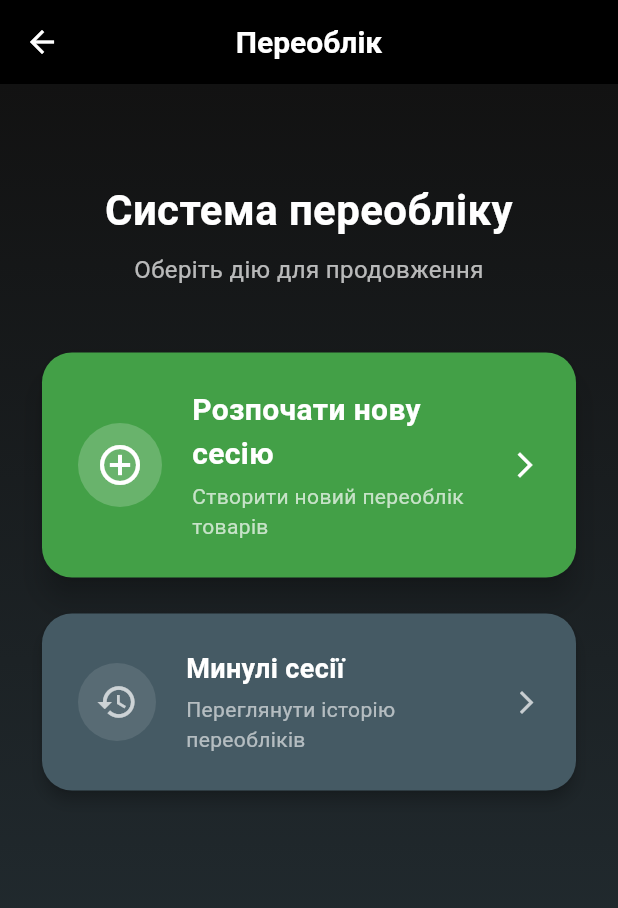
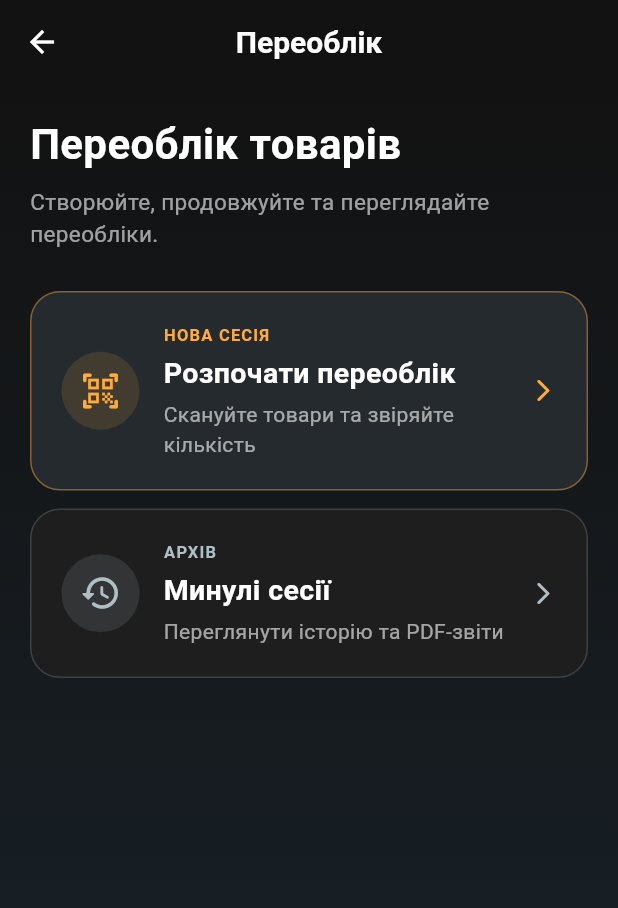
Before and after one commit to 1TaPXyH1/scanernew_testAdmin_jinsovik, a Flutter app: the RecountMainScreen screen opened directly, on a phone screen of 412 x 824 dp. Shown: the top 908 px of the screen. Run offline on Flutter 3.47's test engine with Material 3 defaults, Android fonts, the phone set to English and light mode, and no system bars; our stand-ins replace connectivity_plus, package_info_plus, pdf, printing, vibration; missing offline and left inert: mobile_scanner.

Commit message:
Refresh recount design and constrain scan area

```diff
--- a/lib/recount/recount_main_screen.dart
+++ b/lib/recount/recount_main_screen.dart
@@ -1,236 +1,202 @@
 import 'package:flutter/material.dart';
 import 'package:provider/provider.dart';
+
 import '../services/session_storage.dart';
-import 'recount_session_manager.dart';
 import 'recount_new_scan_screen.dart';
 import 'recount_past_sessions_screen.dart';
+import 'recount_session_manager.dart';
 
 class RecountMainScreen extends StatelessWidget {
-  const RecountMainScreen({Key? key}) : super(key: key);
+  const RecountMainScreen({super.key});
 
   @override
   Widget build(BuildContext context) {
-    final storage = context.watch<SessionStorage>();
+    final activeSession = context.watch<SessionStorage>().currentSession;
 
-    final activeSession = storage.currentSession;
     return Scaffold(
+      backgroundColor: const Color(0xFF121212),
       appBar: AppBar(
-        backgroundColor: Colors.black,
-        title: const Text(
-          'Переоблік',
-          style: TextStyle(color: Colors.white, fontWeight: FontWeight.bold),
-        ),
+        backgroundColor: const Color(0xFF121212),
+        elevation: 0,
+        title: const Text('Переоблік'),
         leading: IconButton(
           icon: const Icon(Icons.arrow_back, color: Colors.white),
           onPressed: () => Navigator.of(context).pop(),
         ),
-        elevation: 0,
       ),
-      body: Container(
-        decoration: BoxDecoration(
+      body: DecoratedBox(
+        decoration: const BoxDecoration(
           gradient: LinearGradient(
-            colors: [const Color(0xFF121212), Colors.blueGrey.shade900],
+            colors: [Color(0xFF121212), Color(0xFF19232B)],
             begin: Alignment.topCenter,
             end: Alignment.bottomCenter,
           ),
         ),
         child: SafeArea(
-          child: Padding(
-            padding: const EdgeInsets.all(24.0),
-            child: Column(
-              crossAxisAlignment: CrossAxisAlignment.stretch,
+          top: false,
+          child: ListView(
+            padding: const EdgeInsets.fromLTRB(20, 20, 20, 32),
             children: [
-                const SizedBox(height: 40),
               const Text(
-                  'Система переобліку',
+                'Переоблік товарів',
                 style: TextStyle(
                   fontSize: 28,
-                    fontWeight: FontWeight.bold,
+                  fontWeight: FontWeight.w700,
                   color: Colors.white,
                 ),
-                  textAlign: TextAlign.center,
               ),
               const SizedBox(height: 8),
               const Text(
-                  'Оберіть дію для продовження',
-                  style: TextStyle(fontSize: 16, color: Colors.white70),
-                  textAlign: TextAlign.center,
+                'Створюйте, продовжуйте та переглядайте переобліки.',
+                style: TextStyle(fontSize: 15, color: Colors.white60),
               ),
-                const SizedBox(height: 40),
-
+              const SizedBox(height: 28),
               if (activeSession != null) ...[
-                  Card(
-                    elevation: 8,
-                    color: Colors.orange.shade700,
-                    shape: RoundedRectangleBorder(
-                      borderRadius: BorderRadius.circular(20),
-                    ),
-                    child: InkWell(
-                      borderRadius: BorderRadius.circular(20),
+                _RecountActionCard(
+                  icon: Icons.play_arrow_rounded,
+                  accent: Colors.orangeAccent,
+                  eyebrow: 'НЕЗАВЕРШЕНИЙ ПЕРЕОБЛІК',
+                  title: 'Продовжити сесію',
+                  description: 'Повернутися до збережених товарів',
                   onTap: () {
-                        final sessionManager = context.read<RecountSessionManager>();
-                        sessionManager.loadSession(activeSession.id);
+                    context
+                        .read<RecountSessionManager>()
+                        .loadSession(activeSession.id);
                     Navigator.of(context).push(
                       MaterialPageRoute(
-                            builder: (context) => RecountNewScanScreen(
+                        builder: (_) => RecountNewScanScreen(
                           sessionId: activeSession.id,
                           sessionIds: [activeSession.id],
                         ),
                       ),
                     );
                   },
-                      child: Container(
-                        padding: const EdgeInsets.all(24),
-                        child: Row(
-                          children: [
-                            Container(
-                              decoration: const BoxDecoration(
-                                color: Color(0x33FFFFFF),
-                                shape: BoxShape.circle,
                 ),
-                              padding: const EdgeInsets.all(12),
-                              child: const Icon(Icons.play_arrow, color: Colors.white, size: 32),
-                            ),
-                            const SizedBox(width: 20),
-                            const Expanded(
-                              child: Column(
-                                crossAxisAlignment: CrossAxisAlignment.start,
-                                children: [
-                                  Text(
-                                    'Продовжити сесію',
-                                    style: TextStyle(fontSize: 20, fontWeight: FontWeight.bold, color: Colors.white),
-                                  ),
-                                  SizedBox(height: 4),
-                                  Text(
-                                    'Є незавершений переоблік',
-                                    style: TextStyle(fontSize: 14, color: Colors.white70),
-                                  ),
+                const SizedBox(height: 12),
               ],
-                              ),
-                            ),
-                            const Icon(Icons.arrow_forward_ios, color: Colors.white, size: 20),
-                          ],
-                        ),
-                      ),
-                    ),
-                  ),
-                  const SizedBox(height: 16),
-                ],
-
-                Card(
-                  elevation: 8,
-                  color: Colors.green.shade600,
-                  shape: RoundedRectangleBorder(
-                    borderRadius: BorderRadius.circular(20),
-                  ),
-                  child: InkWell(
-                    borderRadius: BorderRadius.circular(20),
+              _RecountActionCard(
+                icon: Icons.qr_code_scanner_rounded,
+                accent: Colors.orangeAccent,
+                eyebrow: 'НОВА СЕСІЯ',
+                title: 'Розпочати переоблік',
+                description: 'Скануйте товари та звіряйте кількість',
+                prominent: true,
                 onTap: () async {
-                      final sessionManager = context.read<RecountSessionManager>();
-                      final sessionId = await sessionManager.startNewSession();
+                  final sessionId = await context
+                      .read<RecountSessionManager>()
+                      .startNewSession();
                   if (!context.mounted) return;
                   Navigator.of(context).push(
                     MaterialPageRoute(
-                          builder: (context) => RecountNewScanScreen(
+                      builder: (_) => RecountNewScanScreen(
                         sessionId: sessionId,
                         sessionIds: [sessionId],
                       ),
                     ),
                   );
                 },
-                    child: Container(
-                      padding: const EdgeInsets.all(24),
-                      child: Row(
-                        children: [
-                          Container(
-                            decoration: const BoxDecoration(
-                              color: Color(0x33FFFFFF),
-                              shape: BoxShape.circle,
               ),
-                            padding: const EdgeInsets.all(12),
-                            child: const Icon(Icons.add_circle_outline, color: Colors.white, size: 32),
-                          ),
-                          const SizedBox(width: 20),
-                          const Expanded(
-                            child: Column(
-                              crossAxisAlignment: CrossAxisAlignment.start,
-                              children: [
-                                Text(
-                                  'Розпочати нову сесію',
-                                  style: TextStyle(fontSize: 20, fontWeight: FontWeight.bold, color: Colors.white),
-                                ),
-                                SizedBox(height: 4),
-                                Text(
-                                  'Створити новий переоблік товарів',
-                                  style: TextStyle(fontSize: 14, color: Colors.white70),
-                                ),
-                              ],
-                            ),
-                          ),
-                          const Icon(Icons.arrow_forward_ios, color: Colors.white, size: 20),
-                        ],
+              const SizedBox(height: 12),
+              _RecountActionCard(
+                icon: Icons.history_rounded,
+                accent: Colors.blueGrey.shade200,
+                eyebrow: 'АРХІВ',
+                title: 'Минулі сесії',
+                description: 'Переглянути історію та PDF-звіти',
+                onTap: () => Navigator.of(context).push(
+                  MaterialPageRoute(
+                    builder: (_) => const RecountPastSessionsScreen(),
                   ),
                 ),
               ),
-                ),
-                const SizedBox(height: 16),
-                Card(
-                  elevation: 4,
-                  color: Colors.blueGrey.shade700,
-                  shape: RoundedRectangleBorder(
-                    borderRadius: BorderRadius.circular(20),
-                  ),
-                  child: InkWell(
-                    borderRadius: BorderRadius.circular(20),
-                    onTap: () {
-                      Navigator.of(context).push(
-                        MaterialPageRoute(
-                          builder: (context) => const RecountPastSessionsScreen(),
-                        ),
-                      );
-                    },
-                    child: Container(
-                      padding: const EdgeInsets.all(24),
-                      child: Row(
-                        children: [
-                          Container(
-                            decoration: const BoxDecoration(
-                              color: Color(0x1AFFFFFF),
-                              shape: BoxShape.circle,
-                            ),
-                            padding: const EdgeInsets.all(12),
-                            child: const Icon(Icons.history, color: Colors.white70, size: 28),
-                          ),
-                          const SizedBox(width: 20),
-                          const Expanded(
-                            child: Column(
-                              crossAxisAlignment: CrossAxisAlignment.start,
-                              children: [
-                                Text(
-                                  'Минулі сесії',
-                                  style: TextStyle(fontSize: 18, fontWeight: FontWeight.w600, color: Colors.white),
-                                ),
-                                SizedBox(height: 4),
-                                Text(
-                                  'Переглянути історію переобліків',
-                                  style: TextStyle(fontSize: 14, color: Colors.white60),
-                                ),
             ],
-                            ),
-                          ),
-                          const Icon(Icons.arrow_forward_ios, color: Colors.white70, size: 18),
-                        ],
-                      ),
-                    ),
-                  ),
-                ),
-                const Spacer(),
-                const SizedBox(height: 20),
-              ],
-            ),
           ),
         ),
       ),
     );
   }
 }
+
+class _RecountActionCard extends StatelessWidget {
+  const _RecountActionCard({
+    required this.icon,
+    required this.accent,
+    required this.eyebrow,
+    required this.title,
+    required this.description,
+    required this.onTap,
+    this.prominent = false,
+  });
+
+  final IconData icon;
+  final Color accent;
+  final String eyebrow;
+  final String title;
+  final String description;
+  final VoidCallback onTap;
+  final bool prominent;
+
+  @override
+  Widget build(BuildContext context) {
+    return Material(
+      color: prominent ? const Color(0xFF242A2E) : const Color(0xFF1E1E1E),
+      borderRadius: BorderRadius.circular(20),
+      child: InkWell(
+        onTap: onTap,
+        borderRadius: BorderRadius.circular(20),
+        child: Container(
+          padding: const EdgeInsets.all(20),
+          decoration: BoxDecoration(
+            borderRadius: BorderRadius.circular(20),
+            border: Border.all(color: accent.withAlpha(prominent ? 110 : 55)),
+          ),
+          child: Row(
+            children: [
+              Container(
+                width: 52,
+                height: 52,
+                decoration: BoxDecoration(
+                  color: accent.withAlpha(35),
+                  shape: BoxShape.circle,
+                ),
+                child: Icon(icon, color: accent, size: 28),
+              ),
+              const SizedBox(width: 16),
+              Expanded(
+                child: Column(
+                  crossAxisAlignment: CrossAxisAlignment.start,
+                  children: [
+                    Text(
+                      eyebrow,
+                      style: TextStyle(
+                        color: accent,
+                        fontSize: 11,
+                        fontWeight: FontWeight.w700,
+                        letterSpacing: 0.8,
+                      ),
+                    ),
+                    const SizedBox(height: 4),
+                    Text(
+                      title,
+                      style: const TextStyle(
+                        color: Colors.white,
+                        fontSize: 19,
+                        fontWeight: FontWeight.w700,
+                      ),
+                    ),
+                    const SizedBox(height: 4),
+                    Text(
+                      description,
+                      style: const TextStyle(color: Colors.white60, fontSize: 14),
+                    ),
+                  ],
+                ),
+              ),
+              Icon(Icons.arrow_forward_ios_rounded, color: accent, size: 18),
+            ],
+          ),
+        ),
+      ),
+    );
+  }
+}
```
Also changed, not shown: lib/recount/recount_new_scan_screen.dart (+5 -16 lines), lib/recount/recount_past_sessions_screen.dart (+186 -92 lines), lib/recount/recount_product_list_screen.dart (+40 -37 lines), lib/screens/scan.dart (+5 -13 lines), lib/utils/scan_window.dart (added, +15 -0 lines), 1 other file. Lines whose indentation alone changed are shown as unchanged.
